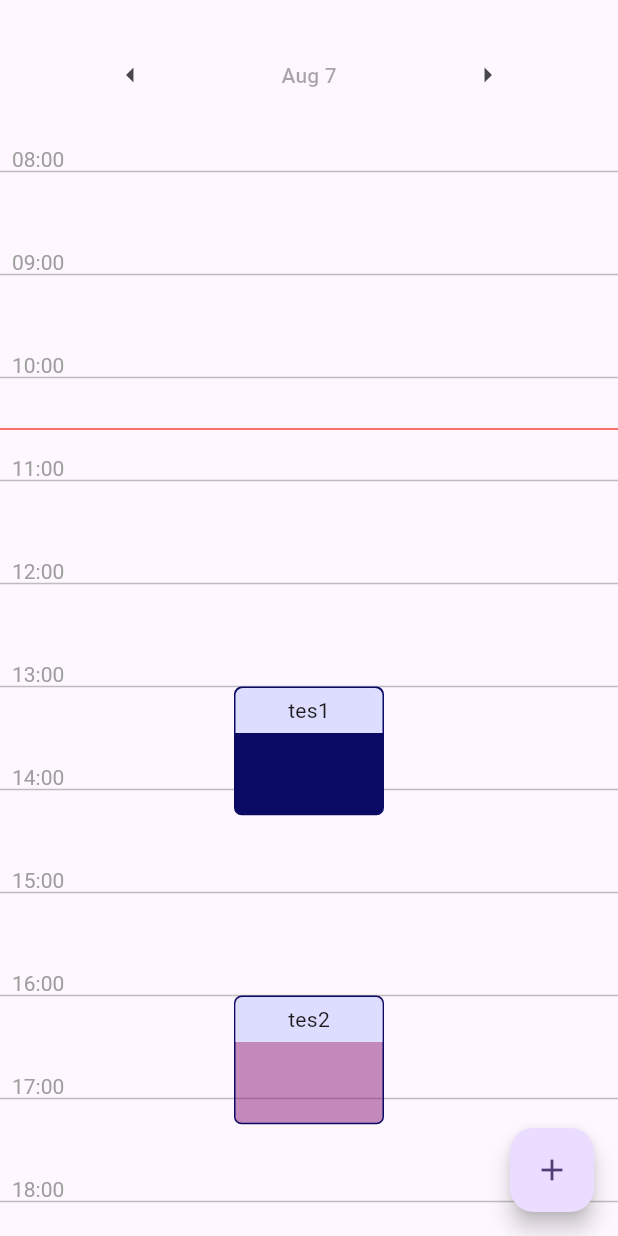
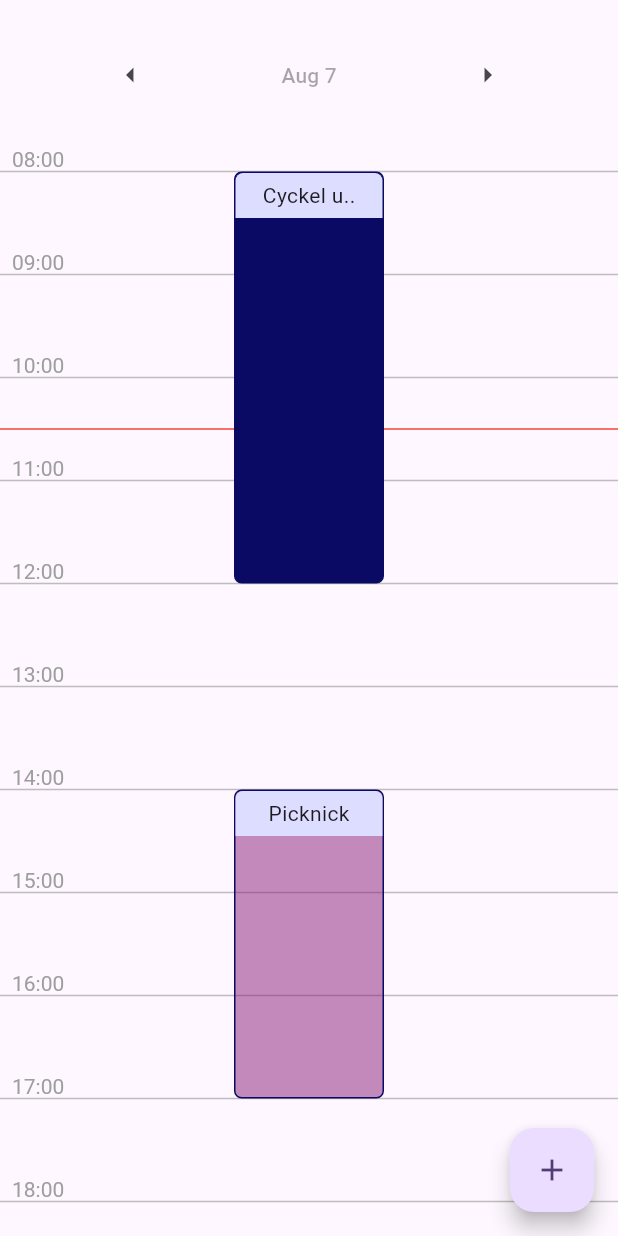
Before and after one commit to Emil0824/PlaneringsGuru, a Flutter app: the DayView screen opened directly, on a phone screen of 412 x 824 dp. Run offline on Flutter 3.47's test engine with Material 3 defaults, Android fonts, the light colour scheme and no system bars; our stand-ins replace flutter_time_picker_spinner, table_calendar; missing offline and left inert: omni_datetime_picker.

Commit message:
Got new events

```diff
--- a/lib/classes/dayEvent.dart
+++ b/lib/classes/dayEvent.dart
@@ -12,9 +12,16 @@ class DayEvent{
 
   //list of all personaly planned events
   static List<DayEvent> events = [
-    DayEvent(start: DateTime(DateTime.now().year, DateTime.now().month, DateTime.now().day, 13, 0), duration: const Duration(hours:1, minutes: 15), title: "tes1", isAuto: false),
-    DayEvent(start: DateTime(DateTime.now().year, DateTime.now().month, DateTime.now().day, 16, 0), duration: const Duration(hours:1, minutes: 15), title: "tes2", isAuto: true),
-    DayEvent(start: DateTime(DateTime.now().year, DateTime.now().month, DateTime.now().day, 12, 0).add(const Duration(days: 1)), duration: const Duration(hours:1, minutes: 15), title: "tes3", isAuto: true),
+    DayEvent(start: DateTime(DateTime.now().year, DateTime.now().month, DateTime.now().day, 8, 0), duration: const Duration(hours:4), title: "Cyckel utflykt", isAuto: false),
+    DayEvent(start: DateTime(DateTime.now().year, DateTime.now().month, DateTime.now().day, 14, 0), duration: const Duration(hours:3), title: "Picknick", isAuto: true),
+    DayEvent(start: DateTime(DateTime.now().year, DateTime.now().month, DateTime.now().day + 1, 8, 0), duration: const Duration(hours:3), title: "Hund parken", isAuto: false),
+    DayEvent(start: DateTime(DateTime.now().year, DateTime.now().month, DateTime.now().day + 1, 14, 0), duration: const Duration(hours:4), title: "IKEA", isAuto: true),
+    DayEvent(start: DateTime(DateTime.now().year, DateTime.now().month, DateTime.now().day + 2, 10, 0), duration: const Duration(hours:2), title: "Möte med Jens", isAuto: false),
+    DayEvent(start: DateTime(DateTime.now().year, DateTime.now().month, DateTime.now().day + 2, 14, 0), duration: const Duration(minutes: 30), title: "Ring doktor", isAuto: true),
+    DayEvent(start: DateTime(DateTime.now().year, DateTime.now().month, DateTime.now().day + 2, 17, 0), duration: const Duration(hours:1, minutes: 30), title: "Hämta barn på dagis", isAuto: false),
+    DayEvent(start: DateTime(DateTime.now().year, DateTime.now().month, DateTime.now().day + 3, 8, 30), duration: const Duration(hours:1), title: "Sprint utverdering", isAuto: false),
+    DayEvent(start: DateTime(DateTime.now().year, DateTime.now().month, DateTime.now().day + 3, 15, 0), duration: const Duration(hours:1), title: "Möte med HR", isAuto: false),
+    DayEvent(start: DateTime(DateTime.now().year, DateTime.now().month, DateTime.now().day + 4, 9, 30), duration: const Duration(hours:6), title: "Skapa jira tickets", isAuto: true),
   ];
 
 
```
